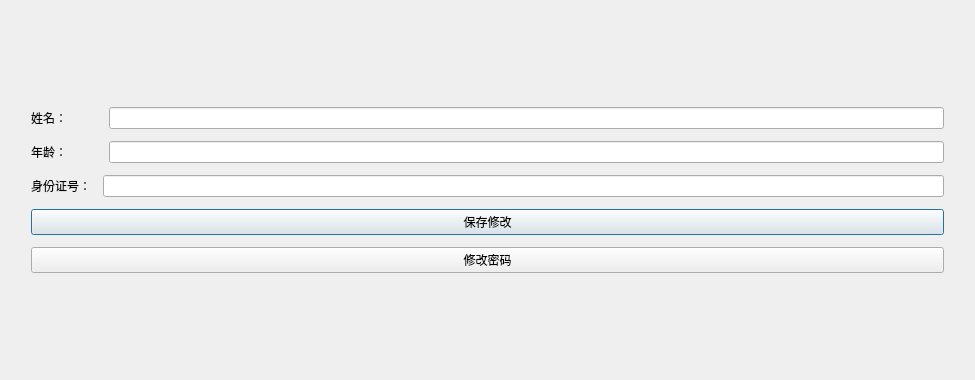
First picture: the form in Client/UI/TrainUI/myinform.ui, repository TimerChen/TrainTickets, before the edit.
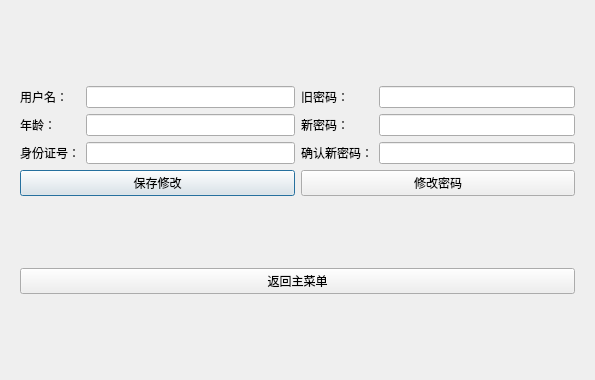
Second picture: the form after the edit. Icons and pictures are not drawn.

Patch:
```diff
--- a/Client/UI/TrainUI/myinform.ui
+++ b/Client/UI/TrainUI/myinform.ui
@@ -6,7 +6,7 @@
    <rect>
     <x>0</x>
     <y>0</y>
-    <width>975</width>
+    <width>595</width>
     <height>380</height>
    </rect>
   </property>
@@ -18,11 +18,6 @@
     <normaloff>12308.png</normaloff>12308.png</iconset>
   </property>
   <layout class="QVBoxLayout" name="verticalLayout_3">
-   <item>
-    <layout class="QVBoxLayout" name="verticalLayout_2">
-     <property name="spacing">
-      <number>12</number>
-     </property>
      <property name="leftMargin">
       <number>20</number>
      </property>
@@ -36,35 +31,43 @@
       <number>20</number>
      </property>
      <item>
-      <layout class="QGridLayout" name="gridLayout">
-       <item row="0" column="0" colspan="2">
         <layout class="QHBoxLayout" name="horizontalLayout">
+     <property name="leftMargin">
+      <number>0</number>
+     </property>
+     <property name="topMargin">
+      <number>0</number>
+     </property>
+     <property name="rightMargin">
+      <number>0</number>
+     </property>
+     <property name="bottomMargin">
+      <number>0</number>
+     </property>
          <item>
+      <layout class="QVBoxLayout" name="verticalLayout">
+       <item>
+        <layout class="QGridLayout" name="gridLayout_2">
+         <item row="0" column="0">
           <widget class="QLabel" name="label">
            <property name="text">
-            <string>姓名：         </string>
+            <string>用户名：</string>
            </property>
           </widget>
          </item>
-         <item>
+         <item row="0" column="1">
           <widget class="QLineEdit" name="nameLineEdit"/>
          </item>
-        </layout>
-       </item>
-       <item row="1" column="0" colspan="2">
-        <layout class="QHBoxLayout" name="horizontalLayout_2">
-         <item>
+         <item row="1" column="0">
           <widget class="QLabel" name="label_2">
            <property name="text">
-            <string>年龄：         </string>
+            <string>年龄：</string>
            </property>
           </widget>
          </item>
-         <item>
+         <item row="1" column="1">
           <widget class="QLineEdit" name="ageLineEdit"/>
          </item>
-        </layout>
-       </item>
        <item row="2" column="0">
         <widget class="QLabel" name="label_3">
          <property name="text">
@@ -78,14 +81,50 @@
       </layout>
      </item>
      <item>
-      <layout class="QVBoxLayout" name="verticalLayout">
-       <item>
         <widget class="QPushButton" name="pushButton">
          <property name="text">
           <string>保存修改</string>
          </property>
         </widget>
        </item>
+      </layout>
+     </item>
+     <item>
+      <layout class="QVBoxLayout" name="verticalLayout_2">
+       <item>
+        <layout class="QGridLayout" name="gridLayout">
+         <item row="1" column="0">
+          <widget class="QLabel" name="label_5">
+           <property name="text">
+            <string>新密码：</string>
+           </property>
+          </widget>
+         </item>
+         <item row="0" column="1">
+          <widget class="QLineEdit" name="oldpwdLineEdit"/>
+         </item>
+         <item row="2" column="0">
+          <widget class="QLabel" name="label_6">
+           <property name="text">
+            <string>确认新密码：</string>
+           </property>
+          </widget>
+         </item>
+         <item row="2" column="1">
+          <widget class="QLineEdit" name="confirmNewPwdLindeEdit"/>
+         </item>
+         <item row="1" column="1">
+          <widget class="QLineEdit" name="newpwdLineEdit"/>
+         </item>
+         <item row="0" column="0">
+          <widget class="QLabel" name="label_4">
+           <property name="text">
+            <string>旧密码：</string>
+           </property>
+          </widget>
+         </item>
+        </layout>
+       </item>
        <item>
         <widget class="QPushButton" name="changepwdButton">
          <property name="text">
@@ -97,6 +136,13 @@
      </item>
     </layout>
    </item>
+   <item>
+    <widget class="QPushButton" name="exitBtn">
+     <property name="text">
+      <string>返回主菜单</string>
+     </property>
+    </widget>
+   </item>
   </layout>
  </widget>
  <resources/>
```
Left out of the diff: 19 changed lines with no effect on the pictures. Lines whose indentation alone changed are shown as unchanged.
